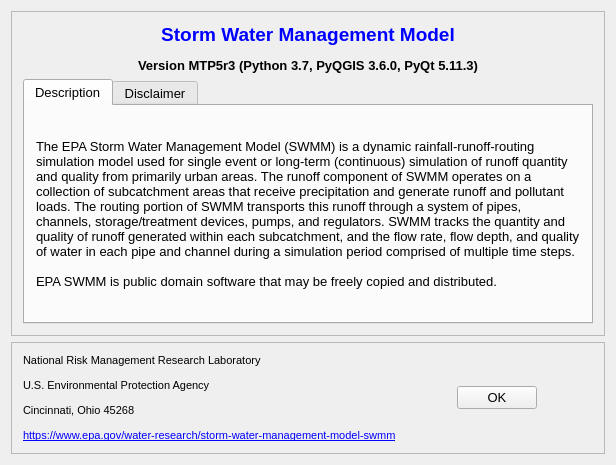
USEPA/SWMM-EPANET_User_Interface, file src/ui/SWMM/frmAboutDesigner.ui: the form before one commit.
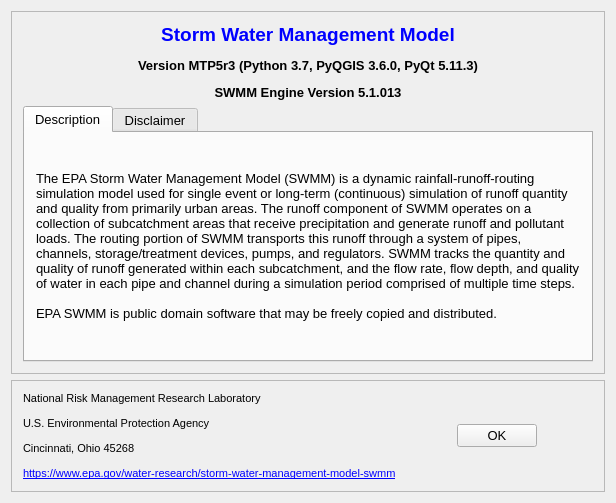
The form after the commit.

Commit message: frmAboutDesigner.py -- add swmm engine version as per Michelle's request

Diff of the .ui file:
```diff
--- a/src/ui/SWMM/frmAboutDesigner.ui
+++ b/src/ui/SWMM/frmAboutDesigner.ui
@@ -7,7 +7,7 @@
     <x>0</x>
     <y>0</y>
     <width>616</width>
-    <height>465</height>
+    <height>503</height>
    </rect>
   </property>
   <property name="font">
@@ -32,7 +32,7 @@
        <item>
         <widget class="QLabel" name="lblSwmm">
          <property name="text">
-          <string>&lt;html&gt;&lt;head/&gt;&lt;body&gt;&lt;p align=&quot;center&quot;&gt;&lt;span style=&quot; font-size:14pt; font-weight:600; color:#0000ff;&quot;&gt;Storm Water Management Model&lt;/span&gt;&lt;/p&gt;&lt;p align=&quot;center&quot;&gt;&lt;span style=&quot; font-weight:600; color:#000000;&quot;&gt;Version MTP5r3 (Python 3.7, PyQGIS 3.6.0, PyQt 5.11.3)&lt;/span&gt;&lt;/p&gt;&lt;/body&gt;&lt;/html&gt;</string>
+          <string>&lt;html&gt;&lt;head/&gt;&lt;body&gt;&lt;p align=&quot;center&quot;&gt;&lt;span style=&quot; font-size:14pt; font-weight:600; color:#0000ff;&quot;&gt;Storm Water Management Model&lt;/span&gt;&lt;/p&gt;&lt;p align=&quot;center&quot;&gt;&lt;span style=&quot; font-weight:600; color:#000000;&quot;&gt;Version MTP5r3 (Python 3.7, PyQGIS 3.6.0, PyQt 5.11.3)&lt;/span&gt;&lt;/p&gt;&lt;p align=&quot;center&quot;&gt;&lt;span style=&quot; font-weight:600; color:#000000;&quot;&gt;SWMM Engine Version 5.1.013&lt;/span&gt;&lt;/p&gt;&lt;/body&gt;&lt;/html&gt;</string>
          </property>
         </widget>
        </item>
```
The commit also changes 1 other file.
